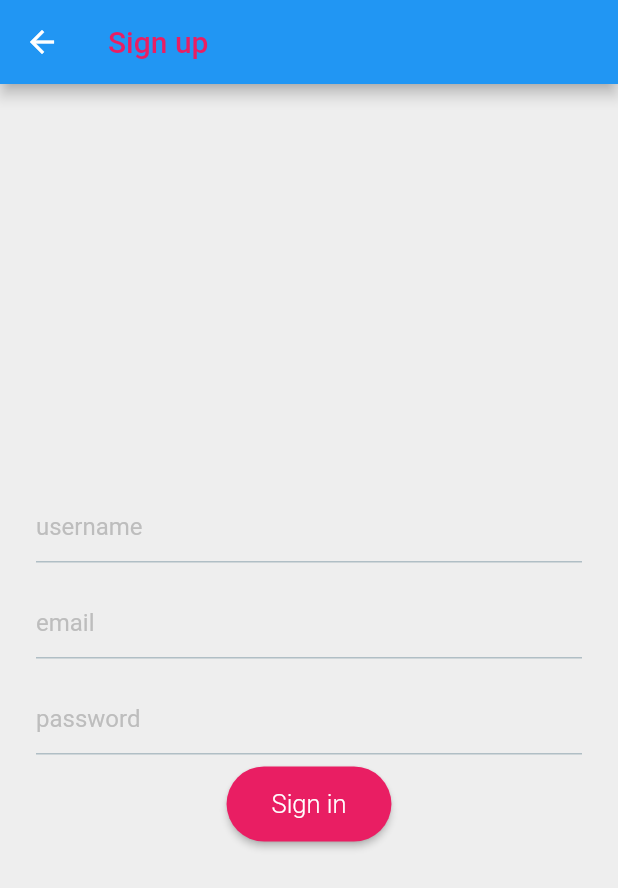
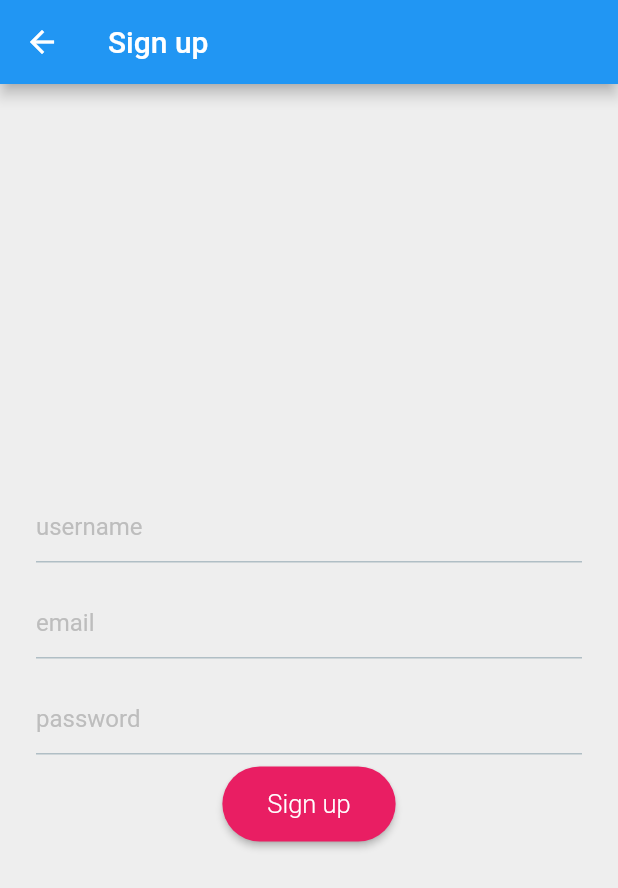
Before and after one commit to jdebecka/movies_flutter, a Flutter app: the SignUpScreen screen opened directly, on a phone screen of 412 x 824 dp. Shown: the top 888 px of the screen. Run offline on Flutter 3.47's test engine with Material 2 defaults, Android fonts, the phone set to English and light mode, and no system bars; our stand-ins replace firebase_auth, flutter_spinkit, flutter_svg, google_maps_flutter; accounts and stored records are empty; network calls fail.

Commit message:
Added maps, minor ui fixes

```diff
--- a/lib/screens/home/home_screen.dart
+++ b/lib/screens/home/home_screen.dart
@@ -1,4 +1,5 @@
 import 'package:flutter/material.dart';
+import 'package:flutter/services.dart';
 import 'package:movies/screens/home/mobile/body.dart';
 import 'package:movies/screens/home/web/body.dart';
 
@@ -9,6 +10,9 @@ class HomeScreen extends StatelessWidget {
 
   @override
   Widget build(BuildContext context) {
+    SystemChrome.setSystemUIOverlayStyle(
+        SystemUiOverlayStyle(statusBarColor: Colors.pink));
+
     return LayoutBuilder(
       builder: (BuildContext context, BoxConstraints constraints) {
         if (constraints.maxWidth < 600) {
--- a/lib/screens/login/sign_up_screen.dart
+++ b/lib/screens/login/sign_up_screen.dart
@@ -11,7 +11,7 @@ class SignUpScreen extends StatelessWidget {
         title: Text(
           'Sign up',
           style: TextStyle(
-            color: Colors.pink,
+            color: Colors.white,
             fontSize: 20,
           ),
         ),
@@ -172,7 +172,7 @@ class _SignUpFormState extends State<SignUpForm> {
               },
               color: Colors.pink,
               padding: EdgeInsets.fromLTRB(30.0, 15.0, 30.0, 15.0),
-              child: Text('Sign in',
+              child: Text('Sign up',
                   style: TextStyle(
                       color: Colors.white,
                       fontSize: 17.0,
--- a/lib/screens/map/mobile/map_screen.dart
+++ b/lib/screens/map/mobile/map_screen.dart
@@ -20,6 +20,7 @@ class _Map extends State<MapScreen> {
   @override
   Widget build(BuildContext context) {
     return MaterialApp(
+      debugShowCheckedModeBanner: false,
       home: Scaffold(
         appBar: AppBar(
           title: Text('Maps Sample App'),
```
Also changed, not shown: lib/screens/home/web/categories.dart (+7 -0 lines), pubspec.yaml (+6 -6 lines), pubspec.lock, 2 other files.
